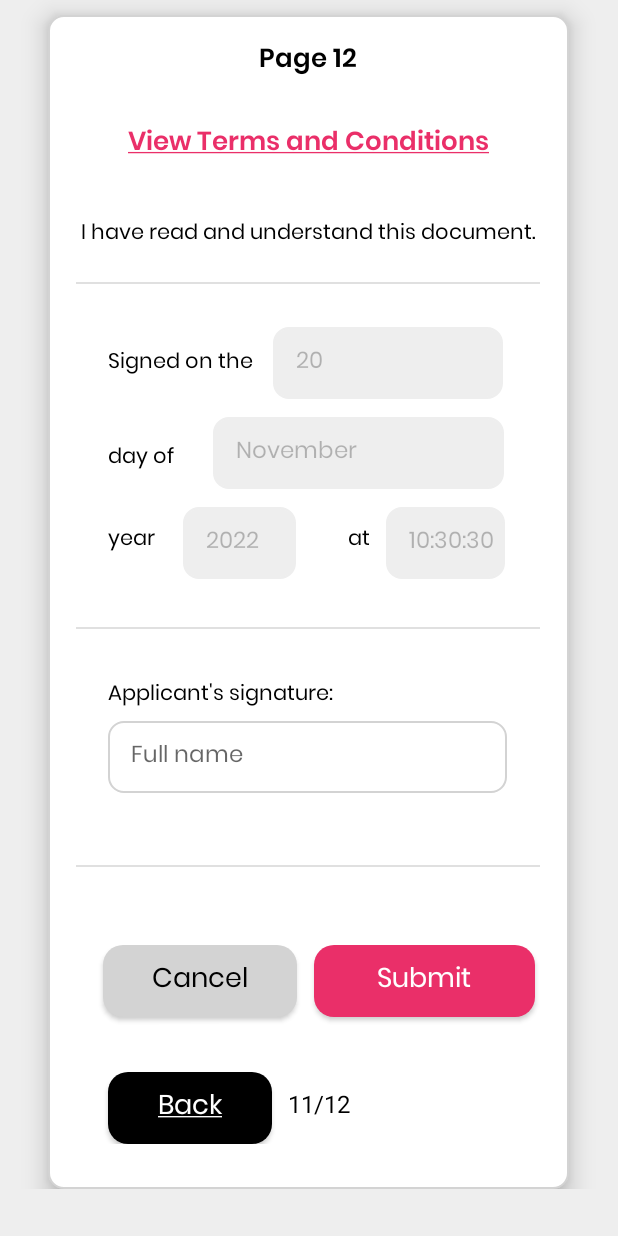
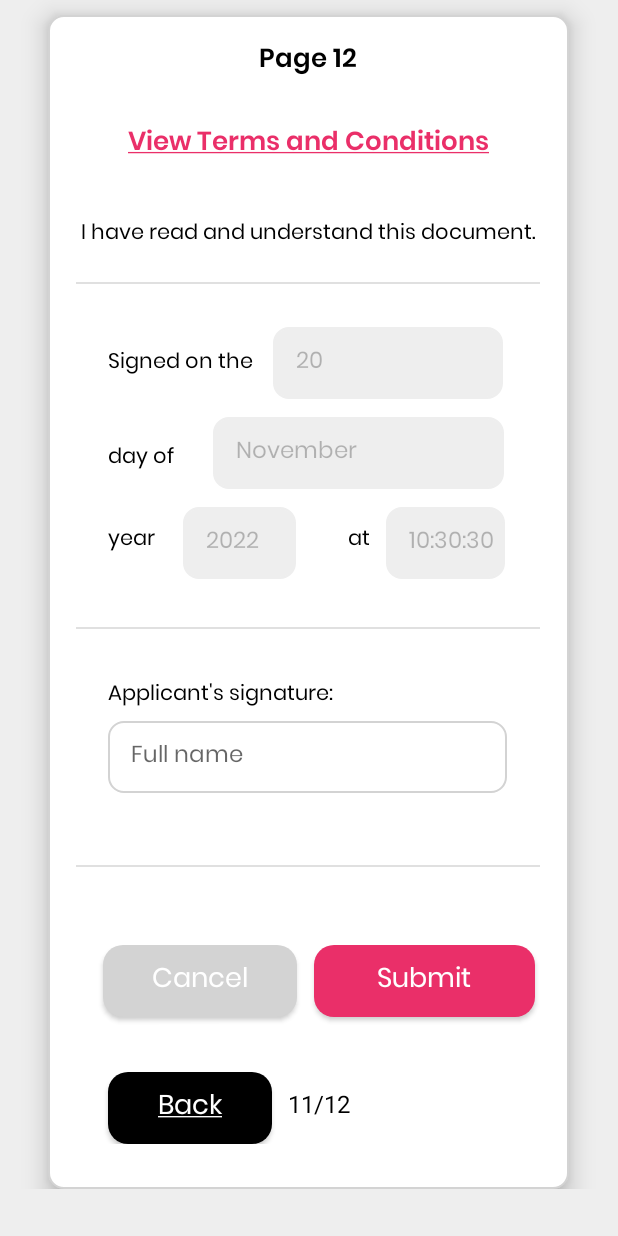
Before and after one commit to Compita-FA/FallenAngels, an Android app: the fragment AdoptionForm12 shown on its own in the app's theme, on a phone screen of 412 x 824 dp. Run offline under Robolectric (Android 15) with nearby library versions, the phone set to English and light mode, and no system bars; our stand-ins replace Firebase (no records; nobody signed in at launch, a user with empty details on screens opened directly); 1 statement that could not run was skipped.

Commit message:
FINAL APP COMPLETED

```diff
--- a/app/src/main/java/com/example/fallenangels/adoption/submissions/adoption_pages/AdoptionForm12.java
+++ b/app/src/main/java/com/example/fallenangels/adoption/submissions/adoption_pages/AdoptionForm12.java
@@ -53,6 +53,8 @@ public class AdoptionForm12 extends Fragment
     private EditText currentYear;
     private EditText currrentTime;
     private EditText signature;
+
+    private BottomNavigationView bottomNav;
 
     private TextView txtViewRules;
 
@@ -256,13 +258,13 @@ public class AdoptionForm12 extends Fragment
 
                         pd.dismiss();
                         Snackbar.make(getActivity().findViewById(android.R.id.content), "Submission Complete.", Snackbar.LENGTH_LONG).show();
-                        //TODO: SEND SUBMISSION COMPLETED EMAIL
 
                         //Go back to main adoption page
                         FragmentManager fm = getFragmentManager();
                         FragmentTransaction ft = fm.beginTransaction();
                         ft.replace(R.id.frag_layout, new HomeFragment());
                         ft.commit();
+                        bottomNav.setSelectedItemId(R.id.bttm_item_home);
                     }
                 })
                 .setNegativeButton("No", new DialogInterface.OnClickListener()
--- a/app/src/main/res/drawable/btn_blue_rounded.xml
+++ b/app/src/main/res/drawable/btn_blue_rounded.xml
@@ -1,5 +1,5 @@
 <?xml version="1.0" encoding="utf-8"?>
 <shape xmlns:android="http://schemas.android.com/apk/res/android">
-  <solid android:color="@color/custom10"></solid>
+  <solid android:color="@color/custom_blue"></solid>
     <corners android:radius="18dp"></corners>
 </shape>
--- a/app/src/main/res/drawable/btn_gray_rounded.xml
+++ b/app/src/main/res/drawable/btn_gray_rounded.xml
@@ -1,5 +1,5 @@
 <?xml version="1.0" encoding="utf-8"?>
 <shape xmlns:android="http://schemas.android.com/apk/res/android">
   <solid android:color="@color/custom_reg_gray"></solid>
-    <corners android:radius="18dp"></corners>
+    <corners android:radius="13dp"></corners>
 </shape>
--- a/app/src/main/res/layout/activity_login.xml
+++ b/app/src/main/res/layout/activity_login.xml
@@ -78,7 +78,7 @@
         android:text="@string/login"
         android:textAllCaps="false"
         android:textColor="@color/white"
-        android:textSize="15sp" />
+        android:textSize="16sp" />
 
     <androidx.appcompat.widget.AppCompatButton
         android:id="@+id/btnRegister"
@@ -91,5 +91,5 @@
         android:text="@string/sign_up"
         android:textAllCaps="false"
         android:textColor="@color/black"
-        android:textSize="15sp" />
+        android:textSize="16sp" />
 </LinearLayout>
--- a/app/src/main/res/layout/fragment_adoption_form12.xml
+++ b/app/src/main/res/layout/fragment_adoption_form12.xml
@@ -245,7 +245,7 @@
                     android:fontFamily="@font/poppins_regular"
                     android:text="@android:string/cancel"
                     android:textAllCaps="false"
-                    android:textColor="@color/black"
+                    android:textColor="@color/white"
                     android:textSize="18sp" />
 
                 <Space
--- a/app/src/main/res/layout/fragment_foster_form7.xml
+++ b/app/src/main/res/layout/fragment_foster_form7.xml
@@ -273,7 +273,7 @@
                             android:layout_height="wrap_content"
                             android:layout_gravity="bottom"
                             android:layout_weight="1"
-                            android:background="@drawable/btn_blue_rounded"
+                            android:background="@drawable/btn_pink_rounded"
                             android:fontFamily="@font/poppins_regular"
                             android:text="Submit"
                             android:textAllCaps="false"
```
Also changed, not shown: app/src/main/java/com/example/fallenangels/adoption/submissions/adoption_pages/AdoptionForm1.java (+8 -0 lines), app/src/main/java/com/example/fallenangels/adoption/submissions/adoption_pages/adoptionFormObject/AdoptionFormModel.java (+11 -2 lines), app/src/main/java/com/example/fallenangels/adoption/submissions/foster_pages/FosterForm1.java (+8 -0 lines), app/src/main/java/com/example/fallenangels/adoption/submissions/foster_pages/FosterForm7.java (+6 -4 lines), app/src/main/java/com/example/fallenangels/adoption/submissions/foster_pages/FostorFormObject/FostorFormModel.java (+11 -0 lines).
